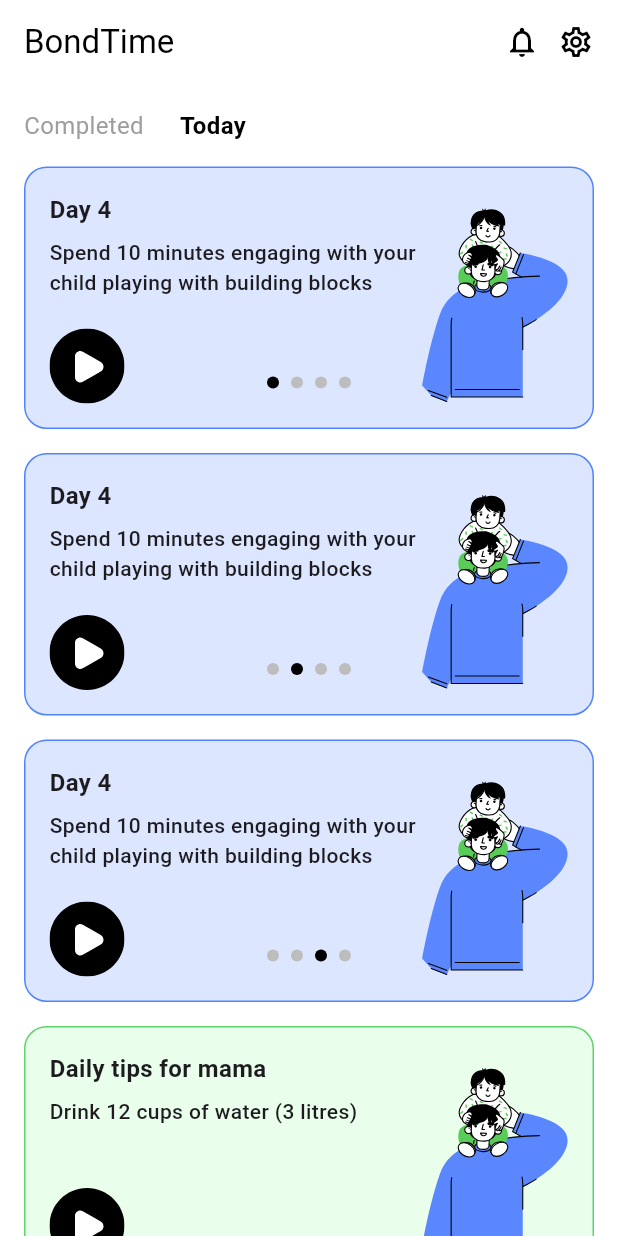
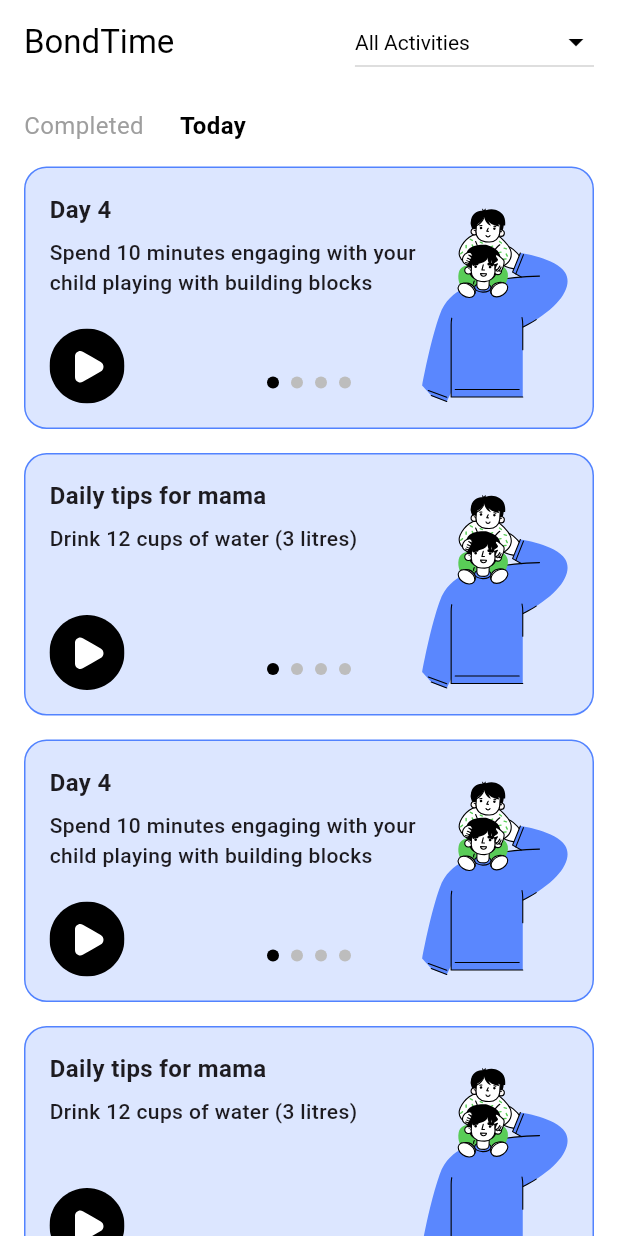
Before and after one commit to BondTime-New/Bondtime-App, a Flutter app: the screen it shows after launch, on a phone screen of 412 x 824 dp. Run offline on Flutter 3.47's test engine with Material 3 defaults, Android fonts, the phone set to English and light mode, and no system bars; our stand-ins replace flutter_svg.

Commit message:
activity screen w/ sorts

```diff
--- a/lib/screens/activity_screen.dart
+++ b/lib/screens/activity_screen.dart
@@ -10,6 +10,16 @@ class ActivityScreen extends StatefulWidget {
 
 class _ActivityScreenState extends State<ActivityScreen> {
   int selectedTabIndex = 1; // 0 = Completed, 1 = Today
+  String selectedCategory = 'All Activities';
+
+  // Categories for sorting
+  final List<String> categories = [
+    'All Activities',
+    'Gross Motor Skills',
+    'Fine Motor Skills',
+    'Communication Skills',
+    'Sensory Skills',
+  ];
 
   @override
   Widget build(BuildContext context) {
@@ -23,11 +33,28 @@ class _ActivityScreenState extends State<ActivityScreen> {
         centerTitle: false,
         backgroundColor: Colors.white,
         elevation: 0,
-        actions: const [
-          Icon(Icons.notifications_none, color: Colors.black),
-          SizedBox(width: 12),
-          Icon(Icons.settings_outlined, color: Colors.black),
-          SizedBox(width: 16),
+        actions: [
+          // Sorting Dropdown Button
+          Padding(
+            padding: const EdgeInsets.only(right: 16.0),
+            child: DropdownButton<String>(
+              value: selectedCategory,
+              icon: const Icon(Icons.arrow_drop_down, color: Colors.black),
+              dropdownColor: Colors.white,
+              style: const TextStyle(color: Colors.black),
+              onChanged: (String? newValue) {
+                setState(() {
+                  selectedCategory = newValue!;
+                });
+              },
+              items: categories.map<DropdownMenuItem<String>>((String value) {
+                return DropdownMenuItem<String>(
+                  value: value,
+                  child: Text(value),
+                );
+              }).toList(),
+            ),
+          ),
         ],
       ),
       body: SingleChildScrollView(
@@ -35,7 +62,7 @@ class _ActivityScreenState extends State<ActivityScreen> {
         child: Column(
           crossAxisAlignment: CrossAxisAlignment.start,
           children: [
-            // 👇 Tab Bar (Completed / Today)
+            // Tab Buttons (Completed / Today)
             Row(
               children: [
                 GestureDetector(
@@ -73,48 +100,66 @@ class _ActivityScreenState extends State<ActivityScreen> {
 
             const SizedBox(height: 16),
 
-            // 👇 Keep your original card layout (always show these for now)
-            ActivityCard(
-              day: 'Day 4',
-              description:
-                  'Spend 10 minutes engaging with your child playing with building blocks',
-              icon: 'assets/icons/activity1.svg',
-              currentPage: 0,
-              index: 0,
-              totalPages: 4,
-            ),
-            const SizedBox(height: 16),
-            ActivityCard(
-              day: 'Day 4',
-              description:
-                  'Spend 10 minutes engaging with your child playing with building blocks',
-              icon: 'assets/icons/activity1.svg',
-              currentPage: 1,
-              index: 0,
-              totalPages: 4,
-            ),
-            const SizedBox(height: 16),
-            ActivityCard(
-              day: 'Day 4',
-              description:
-                  'Spend 10 minutes engaging with your child playing with building blocks',
-              icon: 'assets/icons/activity1.svg',
-              currentPage: 2,
-              index: 0,
-              totalPages: 4,
-            ),
-            const SizedBox(height: 16),
-            ActivityCard(
-              day: 'Daily tips for mama',
-              description: 'Drink 12 cups of water (3 litres)',
-              icon: 'assets/icons/activity1.svg',
-              currentPage: 3,
-              index: 1,
-              totalPages: 4,
-            ),
+            // Display activities based on the selected tab and category
+            ..._buildCardsForSelectedTab(),
           ],
         ),
       ),
     );
   }
+
+  List<Widget> _buildCardsForSelectedTab() {
+    // Filter activities based on selected category
+    List<Map<String, String>> activities = [
+      {
+        'day': 'Day 4',
+        'description':
+            'Spend 10 minutes engaging with your child playing with building blocks',
+        'icon': 'assets/icons/activity1.svg',
+        'category': 'Gross Motor Skills',
+      },
+      {
+        'day': 'Daily tips for mama',
+        'description': 'Drink 12 cups of water (3 litres)',
+        'icon': 'assets/icons/activity1.svg',
+        'category': 'Fine Motor Skills',
+      },
+      {
+        'day': 'Day 4',
+        'description':
+            'Spend 10 minutes engaging with your child playing with building blocks',
+        'icon': 'assets/icons/activity1.svg',
+        'category': 'Communication Skills',
+      },
+      {
+        'day': 'Daily tips for mama',
+        'description': 'Drink 12 cups of water (3 litres)',
+        'icon': 'assets/icons/activity1.svg',
+        'category': 'Sensory Skills',
+      },
+    ];
+
+    // Filter activities based on the selected category
+    activities = activities.where((activity) {
+      return selectedCategory == 'All Activities' ||
+          activity['category'] == selectedCategory;
+    }).toList();
+
+    // Return ActivityCard widgets
+    return activities.map((activity) {
+      return Column(
+        children: [
+          ActivityCard(
+            day: activity['day']!,
+            description: activity['description']!,
+            icon: activity['icon']!,
+            currentPage: 0,
+            index: 0,
+            totalPages: 4,
+          ),
+          const SizedBox(height: 16),
+        ],
+      );
+    }).toList();
+  }
 }
```
